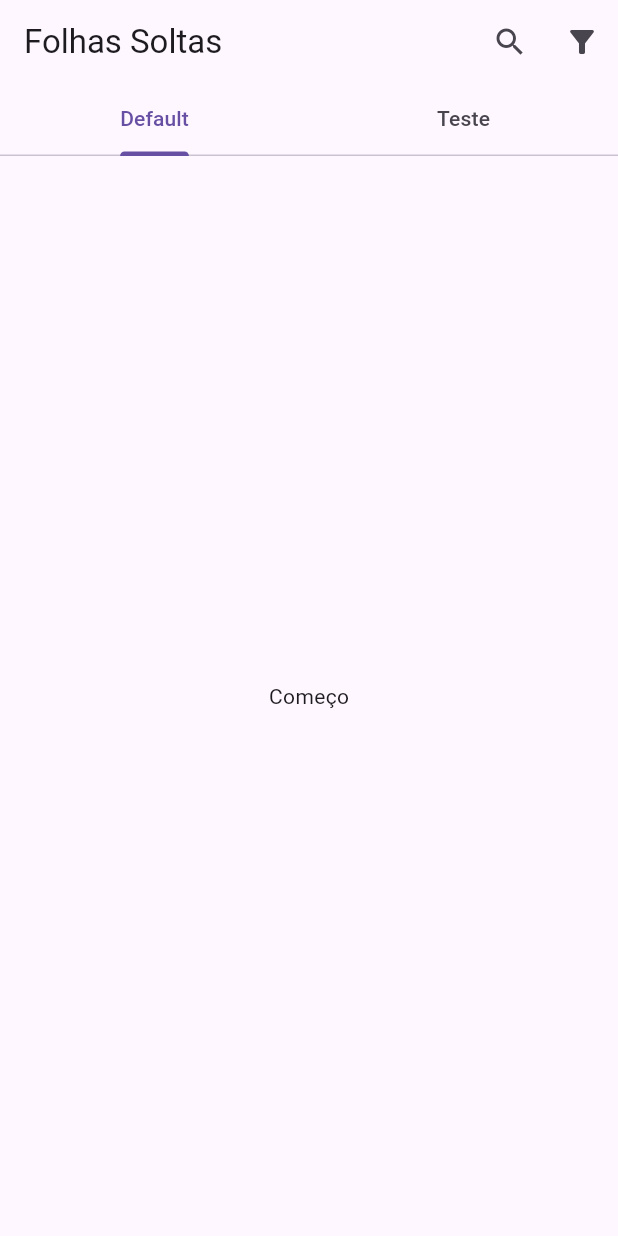
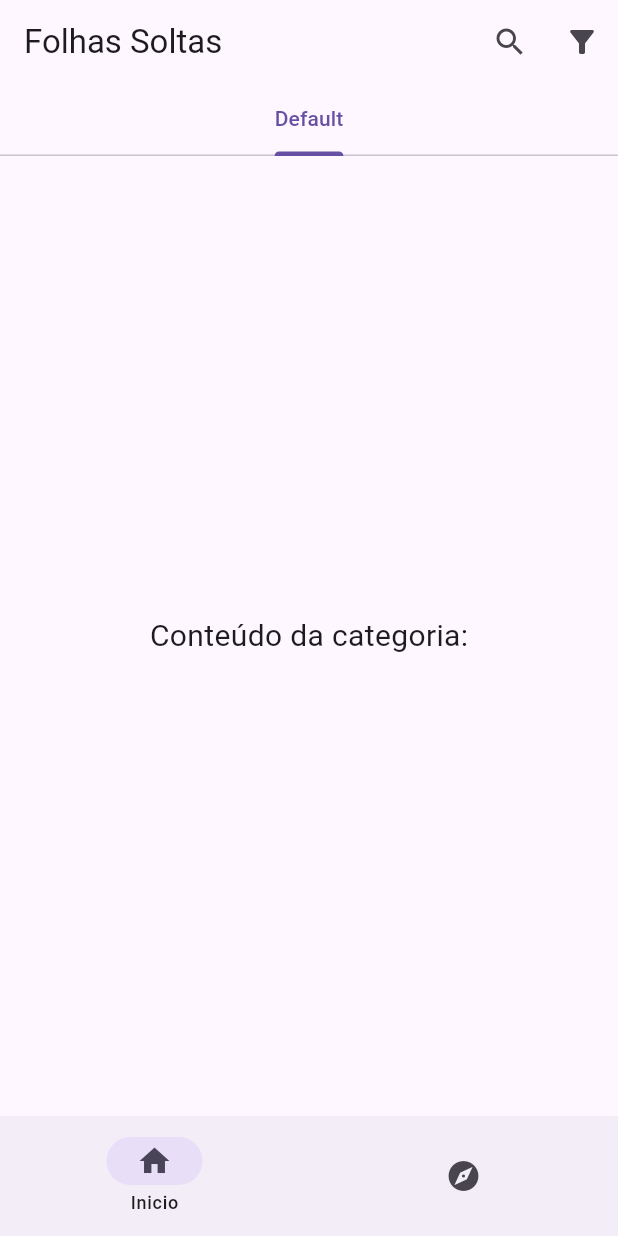
Before and after one commit to Lucas-S-Silva/Folhas-Soltas, a Flutter app: the screen it shows after launch, on a phone screen of 412 x 824 dp. Run offline on Flutter 3.47's test engine with Material 3 defaults, Android fonts, the phone set to English and light mode, and no system bars.

Commit message:
Criação da Classe Categoria e Classe PaginaCategoria

```diff
--- /dev/null
+++ b/lib/Categoria.dart
@@ -0,0 +1,6 @@
+
+class Categoria {
+  String nome;
+  Categoria(this.nome);
+
+}
--- a/lib/MeuApp.dart
+++ b/lib/MeuApp.dart
@@ -1,15 +1,61 @@
 import 'package:flutter/material.dart';
-import 'package:folhas_soltas/Inicio.dart';
+import 'Categoria.dart';
+import 'PaginaInicio.dart';
+import 'PaginaCategoria.dart';
 
-class MeuApp extends StatelessWidget{
+class MeuApp extends StatefulWidget {
   @override
-  Widget build(BuildContext context){
+  State<MeuApp> createState() => _MeuAppState();
+}
+
+class _MeuAppState extends State<MeuApp> {
+  int currentPageIndex = 0;
+
+  // lista de categorias
+  List<Categoria> categorias = [
+    Categoria("Default"),
+  ];
+
+  void adicionarCategoria(String nome) {
+    setState(() {
+      categorias.add(Categoria(nome));
+    });
+  }
+
+  void removerCategoria(Categoria categoria) {
+    setState(() {
+      categorias.remove(categoria);
+    });
+  }
+
+  @override
+  Widget build(BuildContext context) {
     return MaterialApp(
-        debugShowCheckedModeBanner: false,
-        initialRoute: '/',
-        routes: {
-          '/': (context)=>Inicio()
-        }
+      debugShowCheckedModeBanner: false,
+      home: Scaffold(
+        body: [
+          PaginaInicio(
+            categorias: categorias,
+          ),
+          PaginaCategoria(
+            categorias: categorias,
+            onAddCategoria: adicionarCategoria,
+            onRemoveCategoria: removerCategoria,
+          ),
+        ][currentPageIndex],
+
+        bottomNavigationBar: NavigationBar(
+          labelBehavior: NavigationDestinationLabelBehavior.onlyShowSelected,
+          selectedIndex: currentPageIndex,
+          onDestinationSelected: (index) {
+            setState(() => currentPageIndex = index);
+          },
+          destinations: const [
+            NavigationDestination(icon: Icon(Icons.home), label: "Inicio"),
+            NavigationDestination(icon: Icon(Icons.explore), label: "Categoria"),
+          ],
+        ),
+      ),
     );
   }
 }
--- a/lib/Inicio.dart
+++ b/lib/PaginaInicio.dart
@@ -1,19 +1,23 @@
 import 'package:flutter/material.dart';
 
+import 'Categoria.dart';
 
-class Inicio extends StatefulWidget{
+class PaginaInicio extends StatefulWidget{
+  final List<Categoria> categorias;
+
+  PaginaInicio({required this.categorias});
+
   @override
   State<StatefulWidget> createState() {
-    return _InicioState();
+    return _PaginaInicioState();
   }
 }
 
-class _InicioState extends State<Inicio> {
-
+class _PaginaInicioState extends State<PaginaInicio> {
   @override
   Widget build(BuildContext context) {
     return DefaultTabController(
-        length: 2,
+        length: widget.categorias.length,
         child: buildScaffold(context));
     //return buildScaffold(context);
   }
@@ -21,11 +25,16 @@ class _InicioState extends State<Inicio> {
   Scaffold buildScaffold(context) {
     return Scaffold(
       appBar: buildAppBar(),
-      body: buildTabBar(context)
+      body: buildTelaInicial(),
     );
   }
 
   AppBar buildAppBar() {
+    List<Widget> abas = [];
+    widget.categorias.forEach((c) {
+      abas.add(Tab(child: Text(c.nome))
+      );
+    });
     return AppBar(
         title: Text("Folhas Soltas"),
         actions: <Widget>[
@@ -45,20 +54,21 @@ class _InicioState extends State<Inicio> {
           ),
         ],
       bottom: TabBar(
-        tabs: [
-          Tab(child: Text("Default")),
-          Tab(child: Text("Teste")),
-        ],
+        tabs: abas,
       ),
     );
   }
-    @override
-    Widget buildTabBar(context) {
-      return TabBarView(
-            children:[
-              Center(child: Text("Começo")),
-              Center(child: Text("Teste")),
-            ],
-      );
-    }
+
+  Widget buildTelaInicial() {
+    return TabBarView(
+      children: [
+        Center(
+          child: Text(
+            "Conteúdo da categoria:",
+            style: TextStyle(fontSize: 20),
+          ),
+        ),
+      ],
+    );
+  }
 }
--- a/lib/main.dart
+++ b/lib/main.dart
@@ -1,6 +1,6 @@
 import 'package:flutter/material.dart';
+import 'package:folhas_soltas/MeuApp.dart';
 
-import 'package:folhas_soltas/MeuApp.dart';
 void main() {
   runApp(MeuApp());
 }
```
Also changed, not shown: lib/PaginaCategoria.dart (added, +123 -0 lines).
